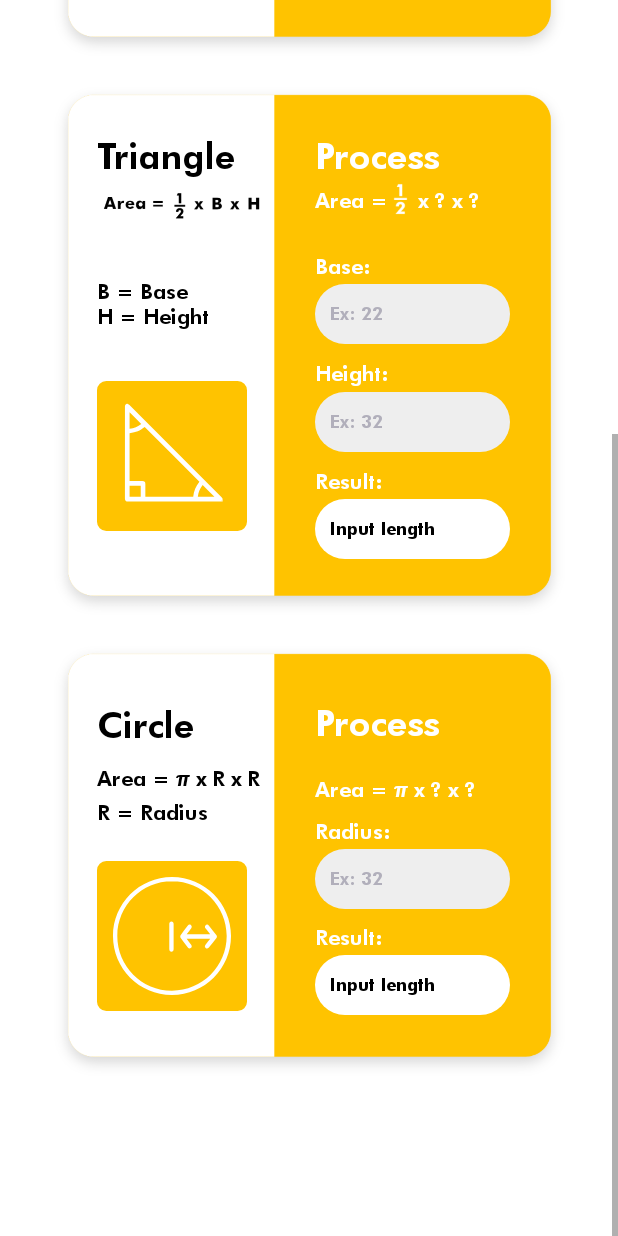
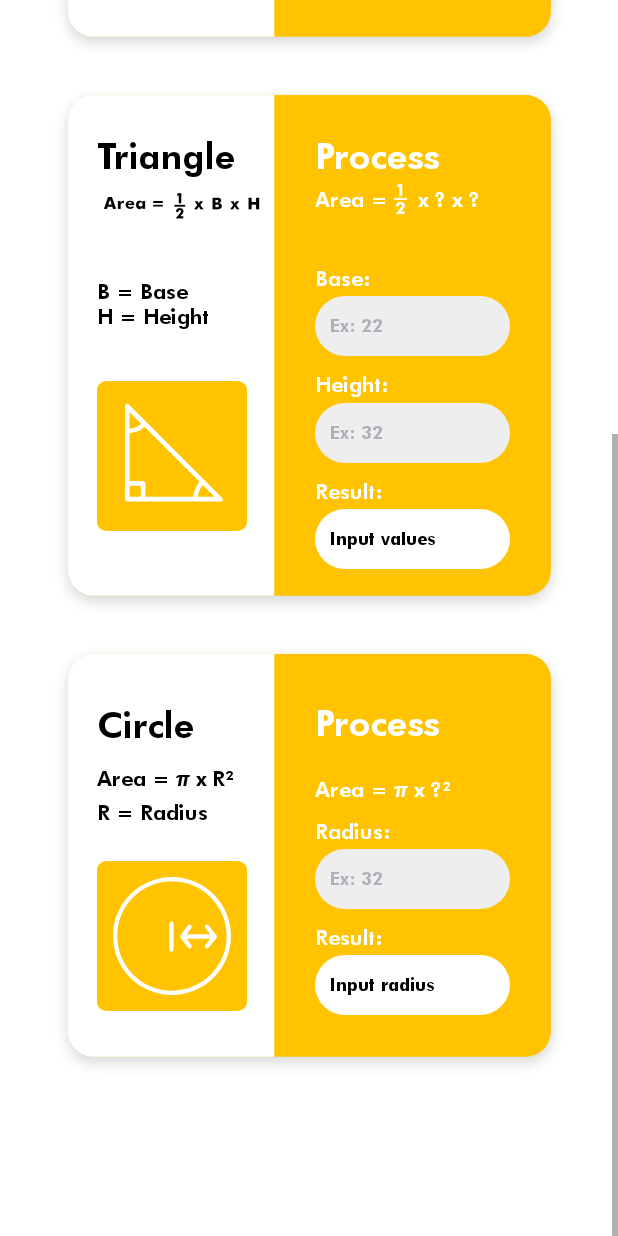
Before and after one commit to Scleepy/LnTFinalProject_Mobile-A_Daniel-Yohanes, an Android app: the fragment area shown on its own in the app's theme, scrolled down 446 dp, on a phone screen of 412 x 824 dp. Run offline under Robolectric (Android 15) with nearby library versions, the phone set to English and light mode, and no system bars.

Commit message:
bug fixes calculator

```diff
--- a/app/src/main/java/com/daniel/courseapplication/fragments/area.java
+++ b/app/src/main/java/com/daniel/courseapplication/fragments/area.java
@@ -18,8 +18,8 @@ import com.daniel.courseapplication.R;
 
 public class area extends Fragment {
 
-    EditText userfieldSquare, editTextBaseTriangle, editTextHeightTriangle, resultTextTriangle, resultSquare;
-    TextView formulaTriangle, processTextSquare;
+    EditText userfieldSquare, editTextBaseTriangle, editTextHeightTriangle, resultTextTriangle, resultSquare, editTextRadiusCircle, resultCircleArea;
+    TextView formulaTriangle, processTextSquare, processTextCircle;
 
     public area(){
 
@@ -39,6 +39,10 @@ public class area extends Fragment {
         editTextHeightTriangle = view.findViewById(R.id.editTextHeightTriangle);
         resultTextTriangle = view.findViewById(R.id.resultTextTriangle);
         formulaTriangle = view.findViewById(R.id.formulaTriangle);
+
+        editTextRadiusCircle = view.findViewById(R.id.editTextRadiusCircle);
+        resultCircleArea = view.findViewById(R.id.resultCircleArea);
+        processTextCircle = view.findViewById(R.id.processCircleWhite);
 
 
         userfieldSquare.addTextChangedListener(new TextWatcher() {
@@ -83,7 +87,7 @@ public class area extends Fragment {
 
             @Override
             public void onTextChanged(CharSequence charSequence, int i, int i1, int i2) {
-                if(!editTextBaseTriangle.getText().toString().isEmpty() && !editTextHeightTriangle.getText().toString().isEmpty()){
+                if(!editTextBaseTriangle.getText().toString().isEmpty() && !editTextHeightTriangle.getText().toString().isEmpty() && editTextBaseTriangle.getText().toString().length() <= 8 && editTextHeightTriangle.getText().toString().length() <= 8 && (editTextBaseTriangle.getText().toString().length() + editTextHeightTriangle.getText().toString().length() <= 8)){
 
                     String base = editTextBaseTriangle.getText().toString();
 
@@ -94,6 +98,8 @@ public class area extends Fragment {
                     resultTextTriangle.setText(Double.toString(result));
 
                     formulaTriangle.setText("Area =     x " + base + " x " + height);
+                } else if (editTextBaseTriangle.getText().toString().length() + editTextHeightTriangle.getText().toString().length() >= 8) {
+                    resultTextTriangle.setText("Both max 8 digits");
                 } else if (editTextBaseTriangle.getText().toString().isEmpty() && editTextHeightTriangle.getText().toString().isEmpty()){
                     resultTextTriangle.setText("Input values");
                     formulaTriangle.setText("Area =     x ? x ?");
@@ -126,7 +132,7 @@ public class area extends Fragment {
 
             @Override
             public void onTextChanged(CharSequence charSequence, int i, int i1, int i2) {
-                if(!editTextBaseTriangle.getText().toString().isEmpty() && !editTextHeightTriangle.getText().toString().isEmpty()){
+                if(!editTextBaseTriangle.getText().toString().isEmpty() && !editTextHeightTriangle.getText().toString().isEmpty() && editTextBaseTriangle.getText().toString().length() <= 8 && editTextHeightTriangle.getText().toString().length() <= 8 && (editTextBaseTriangle.getText().toString().length() + editTextHeightTriangle.getText().toString().length() <= 8)){
 
                     String base = editTextBaseTriangle.getText().toString();
 
@@ -137,6 +143,8 @@ public class area extends Fragment {
                     resultTextTriangle.setText(Double.toString(result));
 
                     formulaTriangle.setText("Area =     x " + base + " x " + height);
+                } else if (editTextBaseTriangle.getText().toString().length() + editTextHeightTriangle.getText().toString().length() >= 8) {
+                    resultTextTriangle.setText("Both max 8 digits");
                 } else if (editTextBaseTriangle.getText().toString().isEmpty() && editTextHeightTriangle.getText().toString().isEmpty()){
                     resultTextTriangle.setText("Input values");
                     formulaTriangle.setText("Area =     x ? x ?");
@@ -152,6 +160,40 @@ public class area extends Fragment {
                     String base = editTextBaseTriangle.getText().toString();
 
                     formulaTriangle.setText("Area =     x " + base + " x ?");
+                }
+            }
+
+            @Override
+            public void afterTextChanged(Editable editable) {
+
+            }
+        });
+
+
+        editTextRadiusCircle.addTextChangedListener(new TextWatcher() {
+            @Override
+            public void beforeTextChanged(CharSequence charSequence, int i, int i1, int i2) {
+
+            }
+
+            @Override
+            public void onTextChanged(CharSequence charSequence, int i, int i1, int i2) {
+                if(!editTextRadiusCircle.getText().toString().isEmpty() && editTextRadiusCircle.getText().toString().length() <= 8){
+
+
+                    String radius = editTextRadiusCircle.getText().toString();
+
+                    Double result = squareArea(Double.parseDouble(radius));
+
+                    resultCircleArea.setText(Double.toString(result));
+
+                    processTextCircle.setText("Area = π x " + radius + "²");
+
+
+                } else if (editTextRadiusCircle.getText().toString().isEmpty()) {
+                    resultCircleArea.setText("Input radius");
+                } else {
+                    resultCircleArea.setText("Max 8 digits");
                 }
             }
 
@@ -179,4 +221,11 @@ public class area extends Fragment {
         return result;
     }
 
+    public double circleArea(Double radius){
+
+        double result = Math.PI * radius * radius;
+
+        return result;
+    }
+
 }
--- a/app/src/main/res/layout/fragment_area.xml
+++ b/app/src/main/res/layout/fragment_area.xml
@@ -257,7 +257,7 @@
                 android:clickable="false"
                 android:cursorVisible="true"
                 android:fontFamily="@font/futura_heavy"
-                android:hint="Input length"
+                android:hint="Input values"
                 android:inputType="number"
                 android:paddingStart="10dp"
                 android:paddingEnd="10dp"
@@ -294,7 +294,7 @@
                 app:layout_constraintBottom_toBottomOf="parent"
                 app:layout_constraintStart_toStartOf="@+id/guideLineAreaTriangle"
                 app:layout_constraintTop_toBottomOf="@+id/formulaTriangle"
-                app:layout_constraintVertical_bias="0.100000024" />
+                app:layout_constraintVertical_bias="0.050000012" />
 
             <EditText
                 android:id="@+id/editTextHeightTriangle"
@@ -385,8 +385,8 @@
 
             <TextView
                 android:id="@+id/formulaTriangle"
-                android:layout_width="wrap_content"
-                android:layout_height="wrap_content"
+                android:layout_width="150dp"
+                android:layout_height="40dp"
                 android:fontFamily="@font/futura_heavy"
                 android:text="Area =     x ? x ?"
                 android:textColor="#FFFFFF"
@@ -470,7 +470,7 @@
                 android:layout_width="wrap_content"
                 android:layout_height="wrap_content"
                 android:fontFamily="@font/futura_heavy"
-                android:text="Area = π x R x R"
+                android:text="Area = π x R²"
                 android:textColor="#000000"
                 android:textSize="14sp"
                 app:layout_constraintBottom_toTopOf="@+id/imageCircle"
@@ -509,7 +509,7 @@
                 android:layout_width="wrap_content"
                 android:layout_height="wrap_content"
                 android:fontFamily="@font/futura_heavy"
-                android:text="Area = π x ? x ?"
+                android:text="Area = π x ?²"
                 android:textColor="#FFFFFF"
                 android:textSize="14sp"
                 app:layout_constraintBottom_toBottomOf="parent"
@@ -570,7 +570,7 @@
                 android:clickable="false"
                 android:cursorVisible="true"
                 android:fontFamily="@font/futura_heavy"
-                android:hint="Input length"
+                android:hint="Input radius"
                 android:inputType="number"
                 android:paddingStart="10dp"
                 android:paddingEnd="10dp"
```
